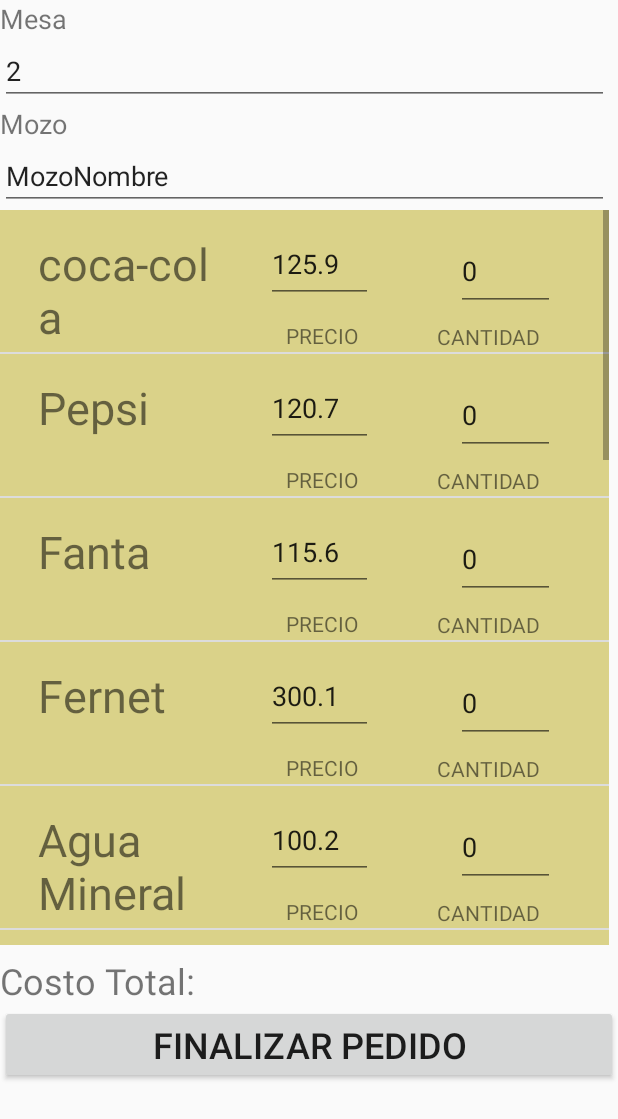
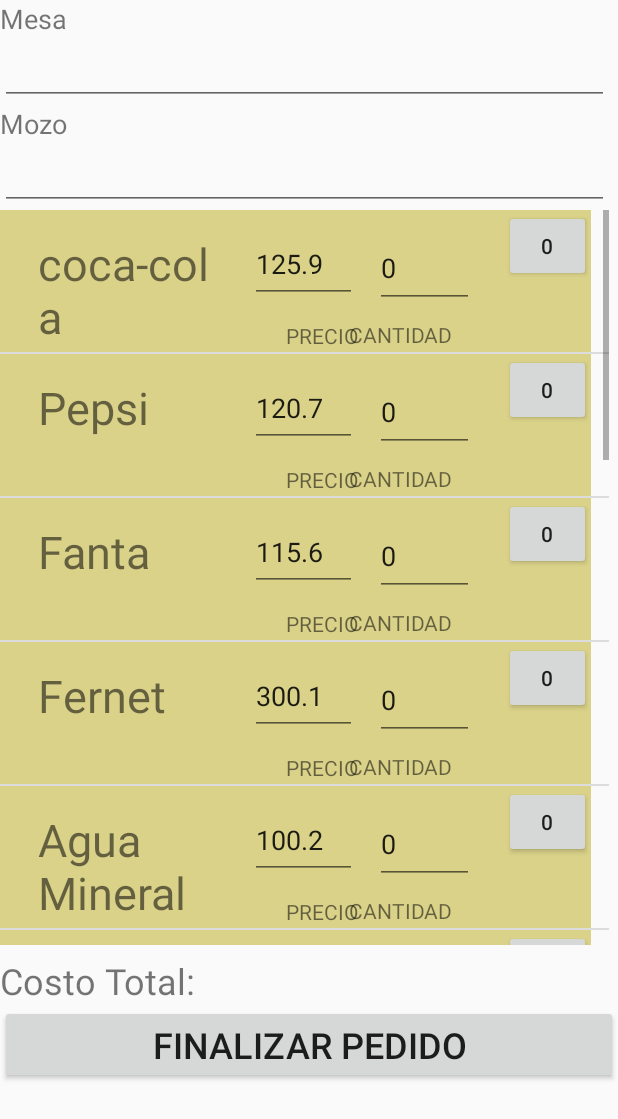
Before and after one commit to Ludwig88/DiploAndroid, an Android app: the Mozo screen opened directly, with no data from a screen before it, on a phone screen of 412 x 824 dp. Shown: the top 1119 px of the screen. Run offline under Robolectric (Android 15) with nearby library versions, the phone set to English and light mode, and no system bars.

Commit message:
Refresh not working when removing order, borrarDB not working, pending 0 button on mozo, erase and make textEdit Editable, Notification and images

```diff
--- a/Restaurante/app/src/main/java/com/example/restaurante/StockItemAdapter.java
+++ b/Restaurante/app/src/main/java/com/example/restaurante/StockItemAdapter.java
@@ -6,6 +6,8 @@ import android.view.View;
 import android.view.ViewGroup;
 import android.widget.BaseAdapter;
 import android.widget.TextView;
+
+import androidx.core.content.ContextCompat;
 
 import java.util.ArrayList;
 
@@ -47,8 +49,8 @@ public class StockItemAdapter extends BaseAdapter {
         cantidadItem.setText(cantidad_string);
         float precio = (float) ((StockItem)getItem(i)).getPrecio();
         precioItem.setText(String.valueOf(precio));
-        //TODO: acording to order state must change background color
-        //R.layout.elemento_stock. getColor(R.color.colorSelected)
+        int colorItem = cantidad_int > 0 ? R.color.colorSelected : R.color.colorUnselected;
+        view.setBackgroundColor(ContextCompat.getColor(m_context,colorItem));
         return view;
     }
 }
--- a/Restaurante/app/src/main/res/layout/activity_mozo.xml
+++ b/Restaurante/app/src/main/res/layout/activity_mozo.xml
@@ -55,7 +55,7 @@
             android:ems="10"
             android:importantForAutofill="no"
             android:inputType="textPersonName"
-            android:text="2" />
+            android:text="" />
 
         <TextView
             android:id="@+id/textMozoTitle"
@@ -70,7 +70,7 @@
             android:layout_height="wrap_content"
             android:ems="10"
             android:inputType="textPersonName"
-            android:text="MozoNombre" />
+            android:text="" />
 
         <FrameLayout
             android:layout_width="match_parent"
--- a/Restaurante/app/src/main/res/layout/elemento_pedido.xml
+++ b/Restaurante/app/src/main/res/layout/elemento_pedido.xml
@@ -26,7 +26,7 @@
         android:layout_height="44dp"
         android:layout_marginStart="10dp"
         android:layout_marginTop="15dp"
-        android:layout_marginEnd="10dp"
+        android:layout_marginEnd="5dp"
         android:text="Mesa: "
         android:textColor="#000000"
         android:textSize="20sp"
@@ -39,7 +39,6 @@
         android:layout_width="325dp"
         android:layout_height="37dp"
         android:layout_marginStart="10dp"
-        android:layout_marginTop="10dp"
         android:layout_marginEnd="10dp"
         android:text="ITEMS: "
         android:textColor="#000000"
--- a/Restaurante/app/src/main/res/layout/elemento_stock.xml
+++ b/Restaurante/app/src/main/res/layout/elemento_stock.xml
@@ -12,8 +12,8 @@
         android:id="@+id/QantityTitle"
         android:layout_width="wrap_content"
         android:layout_height="wrap_content"
-        android:layout_marginTop="7dp"
-        android:layout_marginEnd="45dp"
+        android:layout_marginTop="8dp"
+        android:layout_marginEnd="92dp"
         android:text="CANTIDAD"
         app:layout_constraintEnd_toEndOf="parent"
         app:layout_constraintTop_toBottomOf="@+id/textQuantity" />
@@ -22,12 +22,10 @@
         android:id="@+id/textQuantity"
         android:layout_width="66dp"
         android:layout_height="53dp"
-        android:layout_marginStart="40dp"
-        android:layout_marginTop="14dp"
-        android:layout_marginEnd="45dp"
+        android:layout_marginStart="12dp"
+        android:layout_marginTop="12dp"
         android:ems="10"
         android:inputType="number"
-        app:layout_constraintEnd_toEndOf="parent"
         app:layout_constraintStart_toEndOf="@+id/textPrice"
         app:layout_constraintTop_toTopOf="parent" />
 
@@ -56,12 +54,21 @@
         android:id="@+id/textPrice"
         android:layout_width="71dp"
         android:layout_height="52dp"
-        android:layout_marginStart="40dp"
+        android:layout_marginStart="20dp"
         android:layout_marginTop="10dp"
         android:layout_marginEnd="15dp"
+        android:inputType="numberSigned|number|numberDecimal"
         android:text="0"
-        android:inputType="numberSigned|number|numberDecimal"
         app:layout_constraintEnd_toStartOf="@+id/textQuantity"
         app:layout_constraintStart_toEndOf="@+id/ItemName"
         app:layout_constraintTop_toTopOf="parent" />
+
+    <Button
+        android:id="@+id/button5"
+        android:layout_width="58dp"
+        android:layout_height="48dp"
+        android:layout_marginStart="20dp"
+        android:text="0"
+        app:layout_constraintStart_toEndOf="@+id/textQuantity"
+        tools:layout_editor_absoluteY="26dp" />
 </androidx.constraintlayout.widget.ConstraintLayout>
--- a/Restaurante/app/src/main/res/values/colors.xml
+++ b/Restaurante/app/src/main/res/values/colors.xml
@@ -4,8 +4,8 @@
     <color name="colorSelected">#009688</color>
     <color name="colorUnselected">#DAD289</color>
     <color name="colorOnHold">#FFC107</color>
-    <color name="colorPreparing">#24E82C</color>
-    <color name="colorReady">#03A9F4</color>
+    <color name="colorPreparing">#03A9F4</color>
+    <color name="colorReady">#24E82C</color>
     <color name="colorDelivered">#9C27B0</color>
     <color name="colorDelayed">#EA372A</color>
     <color name="colorPrimaryDark">#D87A280E</color>
```
Also changed, not shown: Restaurante/app/src/main/java/com/example/restaurante/AlmacenPedidos.java (+36 -3 lines), Restaurante/app/src/main/java/com/example/restaurante/Cocina.java (+21 -4 lines), Restaurante/app/src/main/java/com/example/restaurante/Mozo.java (+11 -4 lines), Restaurante/app/src/main/java/com/example/restaurante/Pedido.java (+6 -6 lines), Restaurante/app/src/main/java/com/example/restaurante/PedidoAdapter.java (+6 -3 lines), Restaurante/app/src/main/res/layout/activity_cocina.xml (+4 -3 lines).
